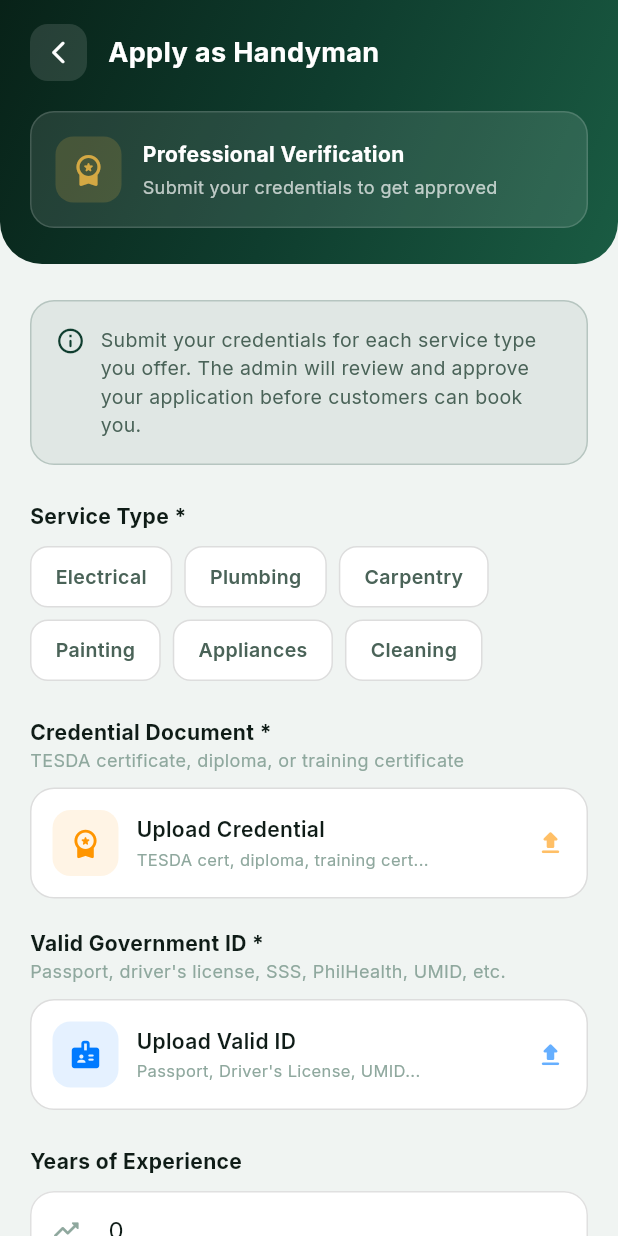
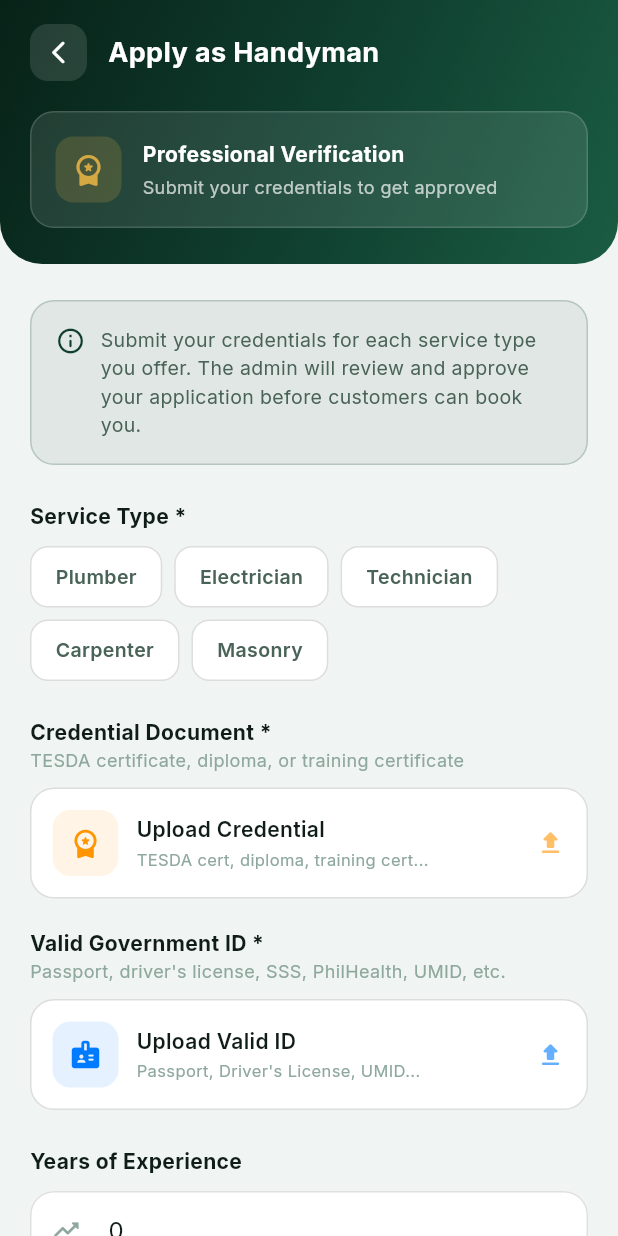
Before and after one commit to Reym-Tech/Technopreneur-Fixify, a Flutter app: the ApplyScreen screen opened directly with empty values, on a phone screen of 412 x 824 dp. Run offline on Flutter 3.47's test engine with Material 3 defaults, Android fonts, the phone set to English and light mode, and no system bars; drawn by our look-alikes of flutter_animate; our stand-ins replace equatable, flutter_dotenv, flutter_rating_bar, flutter_svg, geocoding, geolocator and 6 more; accounts and stored records are empty.

Commit message:
038 - REVAMP THE ENUMS OF SERVICE TYPES

```diff
--- a/lib/presentation/screens/customer/dashboard_customer.dart
+++ b/lib/presentation/screens/customer/dashboard_customer.dart
@@ -17,6 +17,7 @@ import 'package:fixify/domain/entities/entities.dart';
 import 'package:fixify/presentation/widgets/shared_widgets.dart';
 import 'package:fixify/presentation/screens/customer/serviceoffers/service_detail_screen.dart';
 import 'package:supabase_flutter/supabase_flutter.dart';
+import 'package:shimmer/shimmer.dart';
 
 class CustomerDashboardScreen extends StatefulWidget {
   final UserEntity? user;
@@ -91,61 +92,61 @@ const _allServices = [
       name: 'Pipe Leak Repair',
       description: 'Fix leaking pipes and faucets',
       image: 'assets/images/pipeleakrepair.png',
-      category: 'Plumbing'),
+      category: 'Plumber'),
   _ServiceDef(
       id: 'p2',
       name: 'Drain Cleaning',
       description: 'Unclog slow and blocked drains',
       image: 'assets/images/draincleaning.png',
-      category: 'Plumbing'),
+      category: 'Plumber'),
   _ServiceDef(
       id: 'e1',
       name: 'Wiring Repair',
       description: 'Fix electrical wiring issues safely',
       image: 'assets/images/wirerepair.png',
-      category: 'Electrical'),
+      category: 'Electrician'),
   _ServiceDef(
       id: 'e2',
       name: 'Outlet Installation',
       description: 'Install new grounded power outlets',
       image: 'assets/images/outletinstallation.png',
-      category: 'Electrical'),
+      category: 'Electrician'),
   _ServiceDef(
       id: 'a1',
       name: 'Washer Repair',
       description: 'Fix washing machine problems',
       image: 'assets/images/washerrepair.png',
-      category: 'Appliances'),
+      category: 'Technician'),
   _ServiceDef(
       id: 'a2',
       name: 'Dryer Repair',
       description: 'Fix dryer not heating or spinning',
       image: 'assets/images/dryerrepair.png',
-      category: 'Appliances'),
+      category: 'Technician'),
   _ServiceDef(
       id: 'c1',
       name: 'Cabinet Installation',
       description: 'Install kitchen & bathroom cabinets',
       image: 'assets/images/cabenitinstallation.png',
-      category: 'Carpentry'),
+      category: 'Carpenter'),
   _ServiceDef(
       id: 'c2',
       name: 'Door Repair',
       description: 'Fix squeaky or misaligned doors',
       image: 'assets/images/doorrepair.png',
-      category: 'Carpentry'),
+      category: 'Carpenter'),
   _ServiceDef(
       id: 'pa1',
       name: 'Wall Painting',
       description: 'Interior wall painting service',
       image: 'assets/images/wallpainting.png',
-      category: 'Painting'),
+      category: 'Masonry'),
   _ServiceDef(
       id: 'pa2',
       name: 'Ceiling Painting',
       description: 'Paint ceilings and trim cleanly',
       image: 'assets/images/ceillingpainting.png',
-      category: 'Painting'),
+      category: 'Masonry'),
 ];
 
 // ── Category meta ─────────────────────────────────────────────────────────────
@@ -162,23 +163,23 @@ const _categories = [
   _CatMeta(
       label: 'All', icon: Icons.grid_view_rounded, color: Color(0xFF0F3D2E)),
   _CatMeta(
-      label: 'Plumbing',
+      label: 'Plumber',
       icon: Icons.water_drop_rounded,
       color: Color(0xFF007AFF)),
   _CatMeta(
-      label: 'Electrical',
+      label: 'Electrician',
       icon: Icons.electrical_services_rounded,
       color: Color(0xFFFF9500)),
   _CatMeta(
-      label: 'Appliances',
+      label: 'Technician',
       icon: Icons.kitchen_rounded,
       color: Color(0xFF5856D6)),
   _CatMeta(
-      label: 'Carpentry',
+      label: 'Carpenter',
       icon: Icons.handyman_rounded,
       color: Color(0xFFFF3B30)),
   _CatMeta(
-      label: 'Painting',
+      label: 'Masonry',
       icon: Icons.format_paint_rounded,
       color: Color(0xFF34C759)),
 ];
@@ -913,7 +914,10 @@ class _CustomerDashboardScreenState extends State<CustomerDashboardScreen> {
 
   Widget _buildRequestCTA() => GestureDetector(
         onTap: widget.onRequestService,
-        child: Container(
+        child: Stack(
+          children: [
+            // ── Main button ───────────────────────────────────────────────
+            Container(
               margin: const EdgeInsets.only(top: 20),
               padding: const EdgeInsets.symmetric(horizontal: 24, vertical: 22),
               decoration: BoxDecoration(
@@ -937,8 +941,8 @@ class _CustomerDashboardScreenState extends State<CustomerDashboardScreen> {
                         crossAxisAlignment: CrossAxisAlignment.start,
                         children: [
                       Container(
-                    padding:
-                        const EdgeInsets.symmetric(horizontal: 10, vertical: 4),
+                        padding: const EdgeInsets.symmetric(
+                            horizontal: 10, vertical: 4),
                         decoration: BoxDecoration(
                           color: Colors.white.withOpacity(0.15),
                           borderRadius: BorderRadius.circular(8),
@@ -959,7 +963,8 @@ class _CustomerDashboardScreenState extends State<CustomerDashboardScreen> {
                       const SizedBox(height: 4),
                       Text('Book a verified handyman now',
                           style: TextStyle(
-                          color: Colors.white.withOpacity(0.7), fontSize: 13)),
+                              color: Colors.white.withOpacity(0.7),
+                              fontSize: 13)),
                     ])),
                 Container(
                   width: 52,
@@ -971,6 +976,28 @@ class _CustomerDashboardScreenState extends State<CustomerDashboardScreen> {
                       color: Colors.white, size: 24),
                 ),
               ]),
+            ),
+
+            // ── Moving light / shimmer overlay ────────────────────────────
+            Positioned.fill(
+              child: ClipRRect(
+                borderRadius: BorderRadius.circular(24),
+                child: IgnorePointer(
+                  child: Shimmer.fromColors(
+                    baseColor: Colors.white.withOpacity(0.01),
+                    highlightColor: const Color.fromARGB(255, 182, 230, 27)
+                        .withOpacity(0.6),
+                    period: const Duration(seconds: 4),
+                    child: Container(
+                      decoration: BoxDecoration(
+                        color: Colors.white.withOpacity(0.10),
+                      ),
+                    ),
+                  ),
+                ),
+              ),
+            ),
+          ],
         ),
       );
 
@@ -1228,15 +1255,15 @@ class _CustomerDashboardScreenState extends State<CustomerDashboardScreen> {
 
   Color _colorForCategory(String cat) {
     switch (cat) {
-      case 'Plumbing':
+      case 'Plumber':
         return const Color(0xFF007AFF);
-      case 'Electrical':
+      case 'Electrician':
         return const Color(0xFFFF9500);
-      case 'Appliances':
+      case 'Technician':
         return const Color(0xFF5856D6);
-      case 'Carpentry':
+      case 'Carpenter':
         return const Color(0xFFFF3B30);
-      case 'Painting':
+      case 'Masonry':
         return const Color(0xFF34C759);
       default:
         return AppColors.primary;
@@ -1245,15 +1272,15 @@ class _CustomerDashboardScreenState extends State<CustomerDashboardScreen> {
 
   IconData _iconForCategory(String cat) {
     switch (cat) {
-      case 'Plumbing':
+      case 'Plumber':
         return Icons.water_drop_rounded;
-      case 'Electrical':
+      case 'Electrician':
         return Icons.electrical_services_rounded;
-      case 'Appliances':
+      case 'Technician':
         return Icons.kitchen_rounded;
-      case 'Carpentry':
+      case 'Carpenter':
         return Icons.handyman_rounded;
-      case 'Painting':
+      case 'Masonry':
         return Icons.format_paint_rounded;
       default:
         return Icons.engineering_rounded;
@@ -1507,15 +1534,15 @@ class _ServiceCard extends StatelessWidget {
 
   IconData _iconForCat(String cat) {
     switch (cat) {
-      case 'Plumbing':
+      case 'Plumber':
         return Icons.water_drop_rounded;
-      case 'Electrical':
+      case 'Electrician':
         return Icons.electrical_services_rounded;
-      case 'Appliances':
+      case 'Technician':
         return Icons.kitchen_rounded;
-      case 'Carpentry':
+      case 'Carpenter':
         return Icons.handyman_rounded;
-      case 'Painting':
+      case 'Masonry':
         return Icons.format_paint_rounded;
       default:
         return Icons.build_rounded;
--- a/lib/presentation/screens/customer/requestservice_customer.dart
+++ b/lib/presentation/screens/customer/requestservice_customer.dart
@@ -145,31 +145,31 @@ class _RequestServiceScreenState extends State<RequestServiceScreen> {
   // ── Catalogue ──────────────────────────────────────────────
   static const _catalogue = [
     {
-      'type': 'Electrical',
+      'type': 'Electrician',
       'icon': Icons.electrical_services_rounded,
       'color': Color(0xFFFF9500),
       'subtitle': 'Wiring, outlets, fixtures'
     },
     {
-      'type': 'Plumbing',
+      'type': 'Plumber',
       'icon': Icons.water_drop_rounded,
       'color': Color(0xFF007AFF),
       'subtitle': 'Faucets, pipes, water heater'
     },
     {
-      'type': 'Carpentry',
+      'type': 'Carpenter',
       'icon': Icons.handyman_rounded,
       'color': Color(0xFF8B5E3C),
       'subtitle': 'Furniture repair, installations'
     },
     {
-      'type': 'Painting',
+      'type': 'Masonry',
       'icon': Icons.format_paint_rounded,
       'color': Color(0xFF34C759),
       'subtitle': 'Interior & exterior painting'
     },
     {
-      'type': 'Appliances',
+      'type': 'Technician',
       'icon': Icons.kitchen_rounded,
       'color': Color(0xFF5856D6),
       'subtitle': 'AC maintenance, repairs & service'
@@ -184,24 +184,24 @@ class _RequestServiceScreenState extends State<RequestServiceScreen> {
 
   // ── Service offers (Problem Title dropdown) ──
   static const Map<String, List<_OfferDef>> _offerCatalogue = {
-    'Plumbing': [
+    'Plumber': [
       _OfferDef(title: 'Pipe Leak Repair', priceRange: '₱500 – ₱2,500'),
       _OfferDef(title: 'Drain Cleaning', priceRange: '₱300 – ₱1,800'),
     ],
-    'Electrical': [
+    'Electrician': [
       _OfferDef(title: 'Wiring Repair', priceRange: '₱600 – ₱3,000'),
       _OfferDef(
           title: 'Outlet Installation', priceRange: '₱400 – ₱1,500 per outlet'),
     ],
-    'Appliances': [
+    'Technician': [
       _OfferDef(title: 'Washer Repair', priceRange: '₱500 – ₱3,500'),
       _OfferDef(title: 'Dryer Repair', priceRange: '₱500 – ₱3,000'),
     ],
-    'Carpentry': [
+    'Carpenter': [
       _OfferDef(title: 'Cabinet Installation', priceRange: '₱1,500 – ₱8,000'),
       _OfferDef(title: 'Door Repair', priceRange: '₱300 – ₱2,000'),
     ],
-    'Painting': [
+    'Masonry': [
       _OfferDef(title: 'Wall Painting', priceRange: '₱1,000 – ₱6,000 per room'),
       _OfferDef(
           title: 'Ceiling Painting', priceRange: '₱800 – ₱4,000 per room'),
--- a/lib/presentation/screens/professional/apply_professional.dart
+++ b/lib/presentation/screens/professional/apply_professional.dart
@@ -59,25 +59,22 @@ class _ApplyScreenState extends State<ApplyScreen> {
   File? _credentialFile;
   File? _validIdFile;
   final _yearsCtrl = TextEditingController(text: '0');
-  final _priceCtrl = TextEditingController();
   final _bioCtrl = TextEditingController();
   bool _submitting = false;
   bool _pickingCred = false;
   bool _pickingId = false;
 
   static const _serviceTypes = [
-    'Electrical',
-    'Plumbing',
-    'Carpentry',
-    'Painting',
-    'Appliances',
-    'Cleaning',
+    'Plumber',
+    'Electrician',
+    'Technician',
+    'Carpenter',
+    'Masonry',
   ];
 
   @override
   void dispose() {
     _yearsCtrl.dispose();
-    _priceCtrl.dispose();
     _bioCtrl.dispose();
     super.dispose();
   }
@@ -135,7 +132,7 @@ class _ApplyScreenState extends State<ApplyScreen> {
       credentialFile: _credentialFile!,
       validIdFile: _validIdFile!,
       yearsExp: years,
-      priceMin: double.tryParse(_priceCtrl.text.trim()),
+      priceMin: null,
       bio: _bioCtrl.text.trim().isEmpty ? null : _bioCtrl.text.trim(),
     ));
     if (mounted) setState(() => _submitting = false);
@@ -271,19 +268,6 @@ class _ApplyScreenState extends State<ApplyScreen> {
             ).animate().fadeIn(delay: 240.ms),
             const SizedBox(height: 20),
 
-            // Price per hour
-            _sectionLabel('Rate per Hour (₱)  — optional'),
-            const SizedBox(height: 10),
-            _textField(
-              controller: _priceCtrl,
-              hint: 'e.g. 350',
-              icon: Icons.payments_rounded,
-              keyboardType:
-                  const TextInputType.numberWithOptions(decimal: true),
-              prefix: '₱',
-            ).animate().fadeIn(delay: 280.ms),
-            const SizedBox(height: 20),
-
             // Bio
             _sectionLabel('Short Bio  — optional'),
             const SizedBox(height: 10),
@@ -292,7 +276,7 @@ class _ApplyScreenState extends State<ApplyScreen> {
               hint: 'Tell customers about your experience and skills...',
               icon: Icons.person_outline_rounded,
               maxLines: 4,
-            ).animate().fadeIn(delay: 320.ms),
+            ).animate().fadeIn(delay: 280.ms),
             const SizedBox(height: 32),
 
             // Submit button
--- a/lib/presentation/screens/professional/booking_requests_professional.dart
+++ b/lib/presentation/screens/professional/booking_requests_professional.dart
@@ -34,23 +34,23 @@ import 'package:fixify/domain/entities/entities.dart';
 // estimate or textual range. This mirrors the customer-side catalogue and
 // helps display an estimated range for common offers.
 const Map<String, List<Map<String, String>>> _localOfferCatalogue = {
-  'Plumbing': [
+  'Plumber': [
     {'title': 'Pipe Leak Repair', 'price': '₱500 – ₱2,500'},
     {'title': 'Drain Cleaning', 'price': '₱300 – ₱1,800'},
   ],
-  'Electrical': [
+  'Electrician': [
     {'title': 'Wiring Repair', 'price': '₱600 – ₱3,000'},
     {'title': 'Outlet Installation', 'price': '₱400 – ₱1,500 per outlet'},
   ],
-  'Appliances': [
+  'Technician': [
     {'title': 'Washer Repair', 'price': '₱500 – ₱3,500'},
     {'title': 'Dryer Repair', 'price': '₱500 – ₱3,000'},
   ],
-  'Carpentry': [
+  'Carpenter': [
     {'title': 'Cabinet Installation', 'price': '₱1,500 – ₱8,000'},
     {'title': 'Door Repair', 'price': '₱300 – ₱2,000'},
   ],
-  'Painting': [
+  'Masonry': [
     {'title': 'Wall Painting', 'price': '₱1,000 – ₱6,000 per room'},
     {'title': 'Ceiling Painting', 'price': '₱800 – ₱4,000 per room'},
   ],
--- a/lib/presentation/screens/professional/propose_service_screen.dart
+++ b/lib/presentation/screens/professional/propose_service_screen.dart
@@ -48,12 +48,11 @@ class ProposeServiceScreen extends StatefulWidget {
 
 class _ProposeServiceScreenState extends State<ProposeServiceScreen> {
   static const _serviceTypes = [
-    'Electrical',
-    'Plumbing',
-    'Carpentry',
-    'Painting',
-    'Appliances',
-    'Cleaning',
+    'Plumber',
+    'Electrician',
+    'Technician',
+    'Carpenter',
+    'Masonry',
   ];
 
   // ── Controllers ───────────────────────────────────────────────────────────
```
Lines whose indentation alone changed are shown as unchanged.
